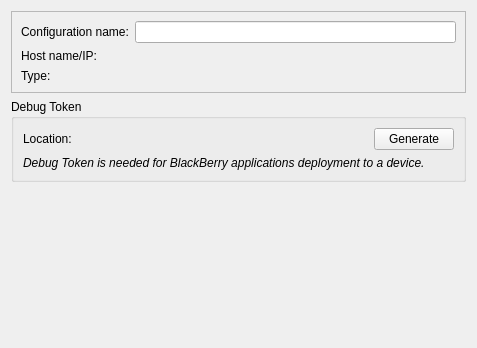
The window that src/plugins/qnx/blackberrydeviceconfigurationwizardconfigpage.ui (qt-creator/qt-creator) describes before a commit, drawn with Qt 5.
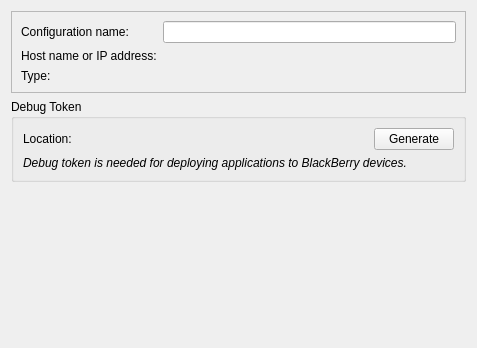
The same window after the commit. Custom widgets are drawn as their Qt base class.

Commit message:
BlackBerry: fix UI text capitalization and punctuation
Reword an info message to fix a language issue.

What changed in the file:
```diff
--- a/src/plugins/qnx/blackberrydeviceconfigurationwizardconfigpage.ui
+++ b/src/plugins/qnx/blackberrydeviceconfigurationwizardconfigpage.ui
@@ -52,7 +52,7 @@
          </font>
         </property>
         <property name="text">
-         <string>Debug Token is needed for BlackBerry applications deployment to a device.</string>
+         <string>Debug token is needed for deploying applications to BlackBerry devices.</string>
         </property>
         <property name="wordWrap">
          <bool>true</bool>
@@ -120,7 +120,7 @@
       <item row="1" column="0">
        <widget class="QLabel" name="label_4">
         <property name="text">
-         <string>Host name/IP:</string>
+         <string>Host name or IP address:</string>
         </property>
        </widget>
       </item>
```
The commit also changes 6 other files.
